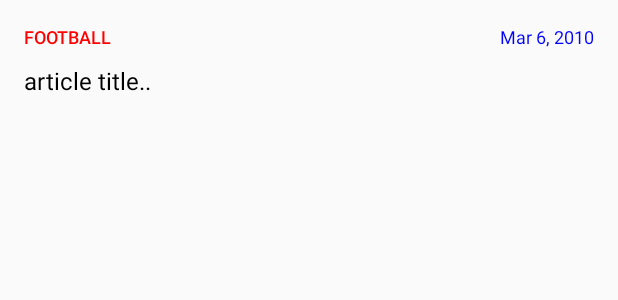
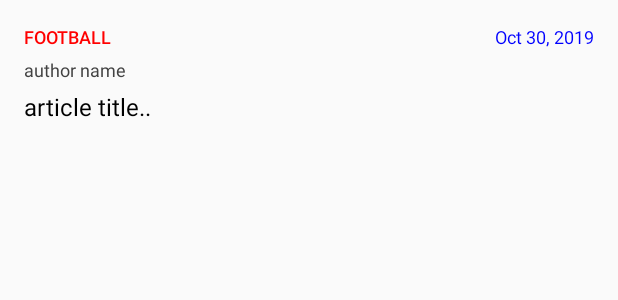
Before and after one commit to SarahSamyMohamed/NewsApp, an Android app: the layout list_item.xml on its own in the app's theme, with its tools: preview values and no code run, on a phone screen of 412 x 824 dp. Shown: the top 300 px of the screen. Run offline under Robolectric (Android 15) with nearby library versions, the phone set to English and light mode, and no system bars.

Commit message:
Author and UriBuilder added

```diff
--- a/app/src/main/java/com/example/android/newsapp/NewsAdapter.java
+++ b/app/src/main/java/com/example/android/newsapp/NewsAdapter.java
@@ -33,6 +33,9 @@ public class NewsAdapter extends ArrayAdapter<News> {
         TextView dateTextView = listItemView.findViewById(R.id.date);
         dateTextView.setText(currentNews.getmDate());
 
+        TextView authorTextView = listItemView.findViewById(R.id.author_name);
+        authorTextView.setText(currentNews.getAuthor());
+
         return listItemView;
     }
 }
--- a/app/src/main/java/com/example/android/newsapp/QueryUtils.java
+++ b/app/src/main/java/com/example/android/newsapp/QueryUtils.java
@@ -66,7 +66,11 @@ public class QueryUtils {
                 String webPublicationDate = currentArticle.getString("webPublicationDate");
                 String webUrl = currentArticle.getString("webUrl");
 
-                News myNews = new News(sectionName, webTitle, webPublicationDate, webUrl);
+                JSONArray tags = currentArticle.getJSONArray("tags");
+                JSONObject indexZero = tags.getJSONObject(0);
+                String author = indexZero.getString("webTitle");
+
+                News myNews = new News(sectionName, webTitle, webPublicationDate, webUrl, author);
                 news.add(myNews);
             }
         } catch (JSONException e) {
--- a/app/src/main/res/layout/list_item.xml
+++ b/app/src/main/res/layout/list_item.xml
@@ -9,7 +9,7 @@
     <LinearLayout
         android:layout_width="match_parent"
         android:layout_height="wrap_content"
-        android:layout_marginBottom="10dp"
+        android:layout_marginBottom="5dp"
         android:orientation="horizontal">
 
         <TextView
@@ -32,9 +32,17 @@
             android:layout_gravity="end"
             android:textColor="#0000ff"
             android:textSize="12sp"
-            tools:text="Mar 6, 2010" />
+            tools:text="Oct 30, 2019" />
+    </LinearLayout>
 
-    </LinearLayout>
+    <TextView
+        android:id="@+id/author_name"
+        android:layout_width="match_parent"
+        android:layout_height="wrap_content"
+        android:layout_marginBottom="5dp"
+        android:textColor="#424242"
+        android:textSize="12sp"
+        tools:text="author name" />
 
     <TextView
         android:id="@+id/article_title"
```
Also changed, not shown: app/src/main/java/com/example/android/newsapp/MainActivity.java (+7 -2 lines), app/src/main/java/com/example/android/newsapp/News.java (+7 -1 lines).
